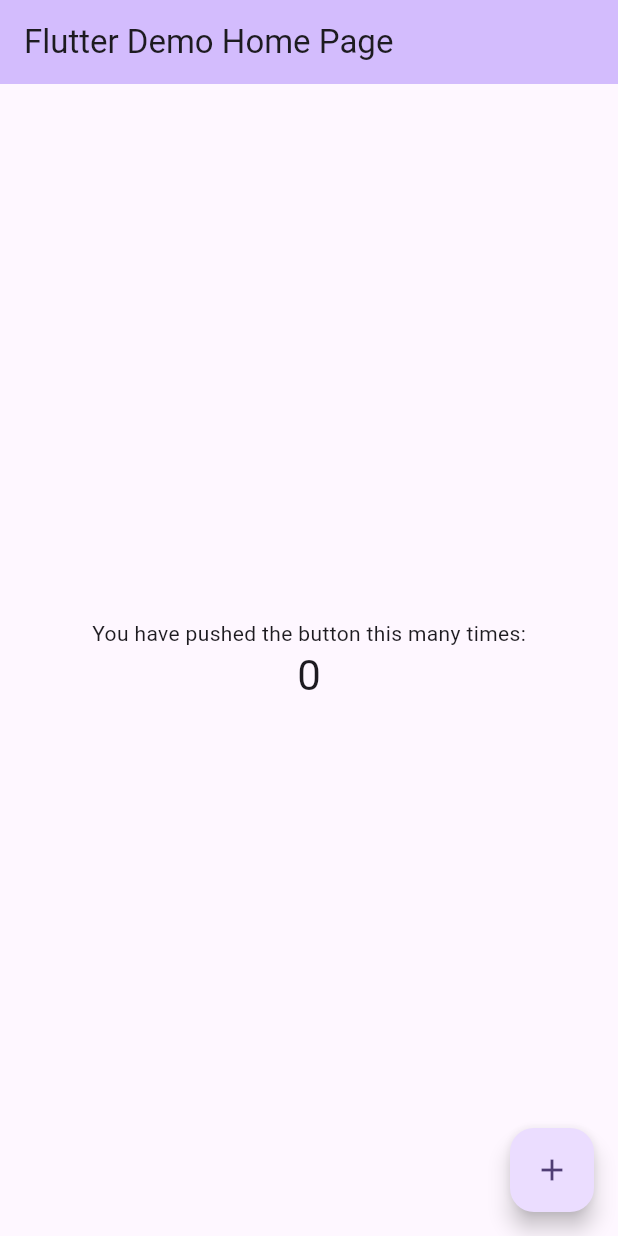
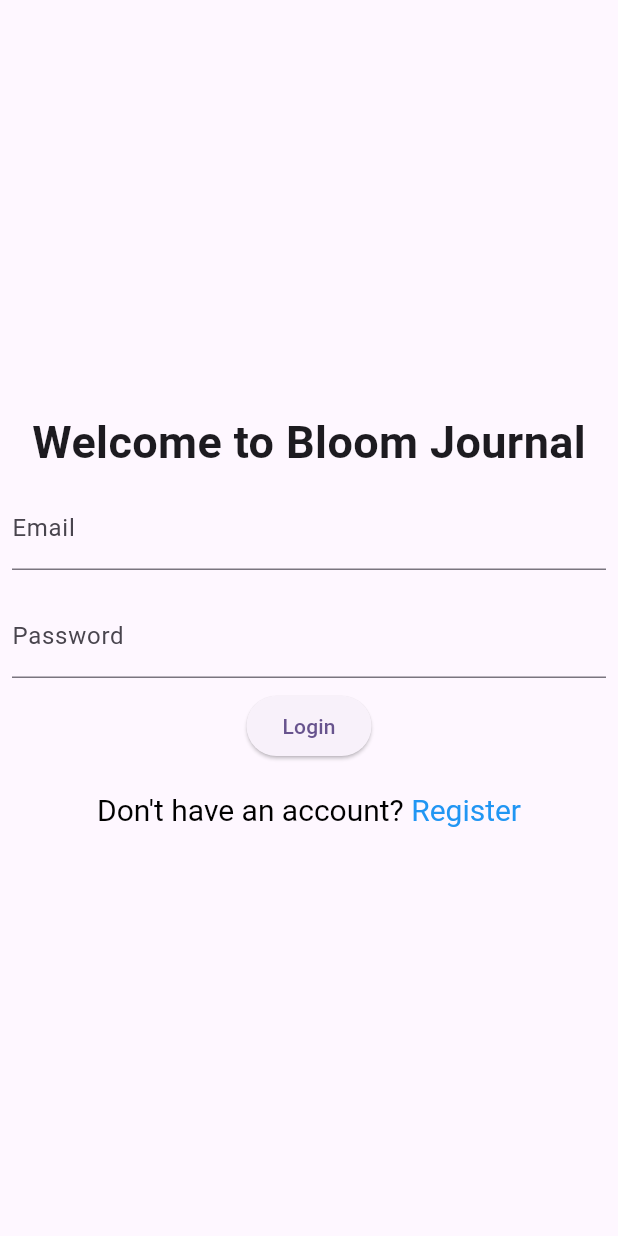
Before and after one commit to JuanLoaiza97/Bloom-Journal, a Flutter app: the screen it shows after launch, on a phone screen of 412 x 824 dp. Run offline on Flutter 3.47's test engine with Material 3 defaults, Android fonts, the phone set to English and light mode, and no system bars; our stand-ins replace firebase_core; missing offline and left inert: dart:ffi; accounts and stored records are empty.

Commit message:
Add Firebase authentication and configuration to the project
- Integrated Firebase Auth and Core plugins in the project.
- Updated build.gradle.kts and settings.gradle.kts for Firebase services.
- Created login and registration screens with basic UI.
- Added Firebase options and configuration files.

```diff
--- a/lib/main.dart
+++ b/lib/main.dart
@@ -1,3 +1,4 @@
+import 'package:bloom_journal/screen/login_screen.dart';
 import 'package:flutter/material.dart';
 
 void main() {
@@ -13,110 +14,9 @@ class MyApp extends StatelessWidget {
     return MaterialApp(
       title: 'Flutter Demo',
       theme: ThemeData(
-        // This is the theme of your application.
-        //
-        // TRY THIS: Try running your application with "flutter run". You'll see
-        // the application has a purple toolbar. Then, without quitting the app,
-        // try changing the seedColor in the colorScheme below to Colors.green
-        // and then invoke "hot reload" (save your changes or press the "hot
-        // reload" button in a Flutter-supported IDE, or press "r" if you used
-        // the command line to start the app).
-        //
-        // Notice that the counter didn't reset back to zero; the application
-        // state is not lost during the reload. To reset the state, use hot
-        // restart instead.
-        //
-        // This works for code too, not just values: Most code changes can be
-        // tested with just a hot reload.
         colorScheme: ColorScheme.fromSeed(seedColor: Colors.deepPurple),
       ),
-      home: const MyHomePage(title: 'Flutter Demo Home Page'),
+      home: LoginScreen(),
     );
   }
 }
-
-class MyHomePage extends StatefulWidget {
-  const MyHomePage({super.key, required this.title});
-
-  // This widget is the home page of your application. It is stateful, meaning
-  // that it has a State object (defined below) that contains fields that affect
-  // how it looks.
-
-  // This class is the configuration for the state. It holds the values (in this
-  // case the title) provided by the parent (in this case the App widget) and
-  // used by the build method of the State. Fields in a Widget subclass are
-  // always marked "final".
-
-  final String title;
-
-  @override
-  State<MyHomePage> createState() => _MyHomePageState();
-}
-
-class _MyHomePageState extends State<MyHomePage> {
-  int _counter = 0;
-
-  void _incrementCounter() {
-    setState(() {
-      // This call to setState tells the Flutter framework that something has
-      // changed in this State, which causes it to rerun the build method below
-      // so that the display can reflect the updated values. If we changed
-      // _counter without calling setState(), then the build method would not be
-      // called again, and so nothing would appear to happen.
-      _counter++;
-    });
-  }
-
-  @override
-  Widget build(BuildContext context) {
-    // This method is rerun every time setState is called, for instance as done
-    // by the _incrementCounter method above.
-    //
-    // The Flutter framework has been optimized to make rerunning build methods
-    // fast, so that you can just rebuild anything that needs updating rather
-    // than having to individually change instances of widgets.
-    return Scaffold(
-      appBar: AppBar(
-        // TRY THIS: Try changing the color here to a specific color (to
-        // Colors.amber, perhaps?) and trigger a hot reload to see the AppBar
-        // change color while the other colors stay the same.
-        backgroundColor: Theme.of(context).colorScheme.inversePrimary,
-        // Here we take the value from the MyHomePage object that was created by
-        // the App.build method, and use it to set our appbar title.
-        title: Text(widget.title),
-      ),
-      body: Center(
-        // Center is a layout widget. It takes a single child and positions it
-        // in the middle of the parent.
-        child: Column(
-          // Column is also a layout widget. It takes a list of children and
-          // arranges them vertically. By default, it sizes itself to fit its
-          // children horizontally, and tries to be as tall as its parent.
-          //
-          // Column has various properties to control how it sizes itself and
-          // how it positions its children. Here we use mainAxisAlignment to
-          // center the children vertically; the main axis here is the vertical
-          // axis because Columns are vertical (the cross axis would be
-          // horizontal).
-          //
-          // TRY THIS: Invoke "debug painting" (choose the "Toggle Debug Paint"
-          // action in the IDE, or press "p" in the console), to see the
-          // wireframe for each widget.
-          mainAxisAlignment: MainAxisAlignment.center,
-          children: <Widget>[
-            const Text('You have pushed the button this many times:'),
-            Text(
-              '$_counter',
-              style: Theme.of(context).textTheme.headlineMedium,
-            ),
-          ],
-        ),
-      ),
-      floatingActionButton: FloatingActionButton(
-        onPressed: _incrementCounter,
-        tooltip: 'Increment',
-        child: const Icon(Icons.add),
-      ), // This trailing comma makes auto-formatting nicer for build methods.
-    );
-  }
-}
--- /dev/null
+++ b/lib/screen/login_screen.dart
@@ -0,0 +1,80 @@
+import 'dart:ffi';
+
+import 'package:bloom_journal/screen/register_screen.dart';
+import 'package:flutter/gestures.dart';
+import 'package:flutter/material.dart';
+
+class LoginScreen extends StatefulWidget {
+  const LoginScreen({super.key});
+
+  @override
+  State<LoginScreen> createState() => _LoginScreenState();
+}
+
+class _LoginScreenState extends State<LoginScreen> {
+  final TextEditingController _emailController = TextEditingController();
+  final TextEditingController _passwordController = TextEditingController();
+  @override
+  Widget build(BuildContext context) {
+    return Scaffold(
+      body: Center(
+        child: Column(
+          mainAxisAlignment: MainAxisAlignment.center,
+          children: [
+            Text('Welcome to Bloom Journal', style: const TextStyle(fontSize:30, fontWeight: FontWeight.bold)),
+            Padding(
+              padding: const EdgeInsets.all(8.0),
+              child: TextField(
+                controller: _emailController,
+                decoration: const InputDecoration(
+                  labelText: 'Email',
+                ),
+              ),
+            ),
+            Padding(
+              padding: const EdgeInsets.all(8.0),
+              child: TextField(
+                controller: _passwordController,
+                decoration: const InputDecoration(
+                  labelText: 'Password',
+                ),
+                obscureText: true,
+              ),
+            ),
+            ElevatedButton(
+              onPressed: () {
+                // Handle login logic here
+              },
+              child: const Text('Login'),
+            ),
+            SizedBox(height: 20),
+            Align(
+              alignment: Alignment.center,
+              child: RichText(
+                text: TextSpan(
+                  text: "Don't have an account? ",
+                  style: const TextStyle(color: Colors.black, fontSize: 20),
+                  children: [
+                    TextSpan(
+                      text: 'Register',
+                      style: const TextStyle(color: Colors.blue),
+                      recognizer: TapGestureRecognizer()
+                        ..onTap = () {
+                          Navigator.push(
+                            context,
+                            MaterialPageRoute(
+                              builder: (context) => const RegisterScreen(),
+                            ),
+                          );
+                        },
+                    ),
+                  ],
+                ),
+              ),
+            )
+          ],
+        ),
+      ),
+    );
+  }
+}
```
Also changed, not shown: lib/screen/register_screen.dart (added, +74 -0 lines), pubspec.yaml (+7 -45 lines), firebase.json (added), lib/firebase_options.dart (added), pubspec.lock, 6 other files.
